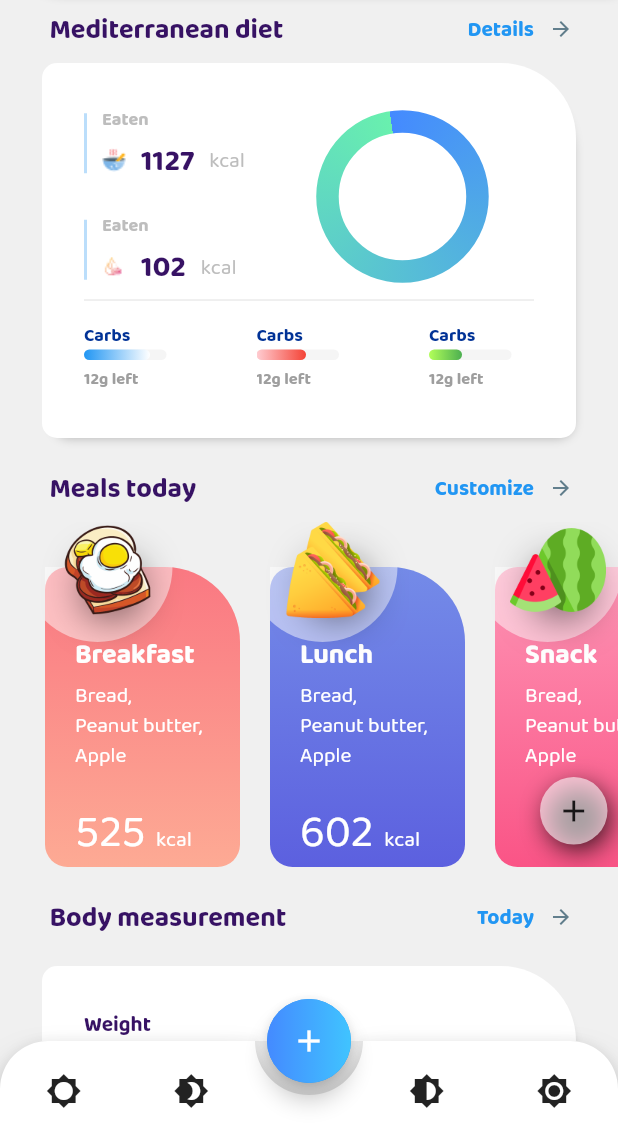
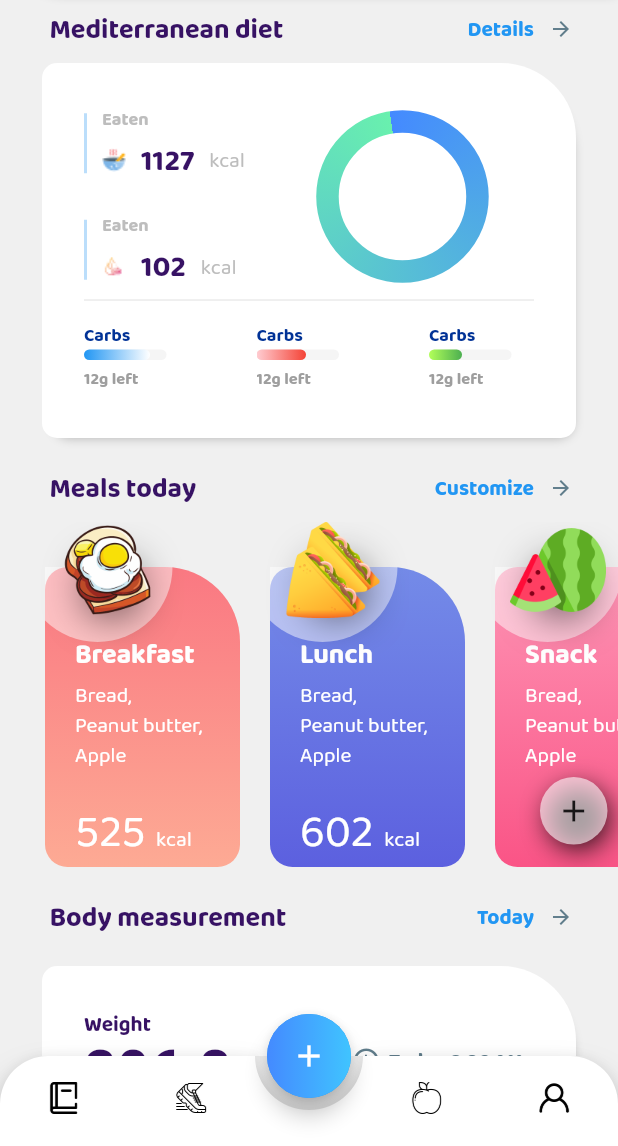
Before and after one commit to tony-nks/diary, a Flutter app: the screen it shows after launch, on a phone screen of 412 x 824 dp, the part 90-1236 px from its top. Run offline on Flutter 3.47's test engine with Material 2 defaults, Android fonts, the phone set to English and light mode, and no system bars; drawn by our look-alikes of animated_bottom_navigation_bar, percent_indicator, simple_circular_progress_bar; our stand-ins replace liquid_progress_indicator.

```diff
--- a/lib/screens/home_screen.dart
+++ b/lib/screens/home_screen.dart
@@ -16,11 +16,11 @@ class HomeScreen extends StatefulWidget {
 
 class _HomeScreenState extends State<HomeScreen> {
   var _bottomNavIndex = 0;
-  final iconList = <IconData>[
-    Icons.brightness_5,
-    Icons.brightness_4,
-    Icons.brightness_6,
-    Icons.brightness_7,
+  final iconList = <String>[
+    'assets/menu/book.png',
+    'assets/menu/sneakers.png',
+    'assets/menu/apple.png',
+    'assets/menu/profile.png',
   ];
   final ScrollController scrollController = ScrollController();
   @override
@@ -197,17 +197,14 @@ class _HomeScreenState extends State<HomeScreen> {
           floatingActionButtonLocation:
               FloatingActionButtonLocation.centerDocked,
           bottomNavigationBar: AnimatedBottomNavigationBar.builder(
-            height: 70,
+            height: 60,
             itemCount: iconList.length,
             tabBuilder: (int index, bool isActive) {
               return Column(
                 mainAxisSize: MainAxisSize.min,
                 mainAxisAlignment: MainAxisAlignment.center,
                 children: [
-                  Icon(
-                    iconList[index],
-                    size: 24,
-                  ),
+                  Image.asset(iconList[index], scale: 24,),
                   const SizedBox(height: 4),
                 ],
               );
--- a/pubspec.yaml
+++ b/pubspec.yaml
@@ -71,6 +71,10 @@ flutter:
     - assets/images/Lunch.png
     - assets/images/Snack.png
     - assets/images/Water.png
+    - assets/menu/apple.png
+    - assets/menu/book.png
+    - assets/menu/profile.png
+    - assets/menu/sneakers.png
 
   # An image asset can refer to one or more resolution-specific "variants", see
   # https://flutter.dev/assets-and-images/#resolution-aware
```
Also changed, not shown: assets/menu/apple.png (added), assets/menu/book.png (added), assets/menu/profile.png (added), assets/menu/sneakers.png (added).
